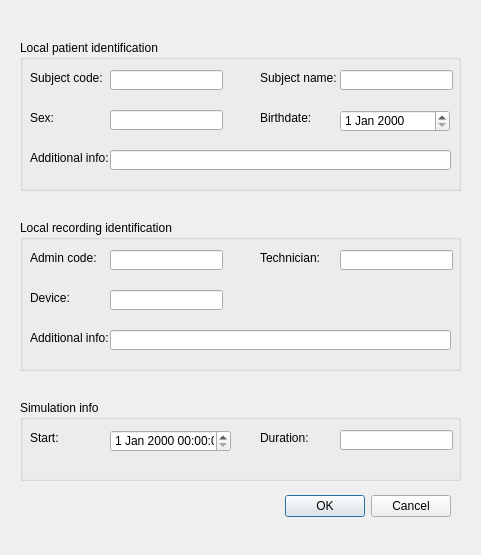
The window that prueba.ui (gastonashby/Servoglu) describes before a commit, drawn with Qt 5.
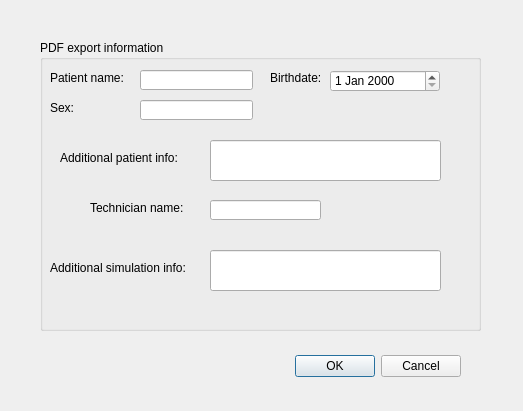
The same window after the commit.

```diff
--- a/prueba.ui
+++ b/prueba.ui
@@ -6,8 +6,8 @@
    <rect>
     <x>0</x>
     <y>0</y>
-    <width>481</width>
-    <height>555</height>
+    <width>523</width>
+    <height>411</height>
    </rect>
   </property>
   <property name="windowTitle">
@@ -19,8 +19,8 @@
   <widget class="QDialogButtonBox" name="buttonBox">
    <property name="geometry">
     <rect>
-     <x>110</x>
-     <y>490</y>
+     <x>120</x>
+     <y>350</y>
      <width>341</width>
      <height>32</height>
     </rect>
@@ -32,34 +32,36 @@
     <set>QDialogButtonBox::Cancel|QDialogButtonBox::Ok</set>
    </property>
   </widget>
-  <widget class="QLineEdit" name="subjectCodeInput">
+  <widget class="QGroupBox" name="groupBox">
    <property name="geometry">
     <rect>
-     <x>110</x>
-     <y>70</y>
-     <width>113</width>
-     <height>20</height>
+     <x>40</x>
+     <y>40</y>
+     <width>441</width>
+     <height>291</height>
     </rect>
    </property>
-  </widget>
-  <widget class="QLabel" name="label">
+   <property name="title">
+    <string>PDF export information</string>
+   </property>
+   <widget class="QLabel" name="label_7">
    <property name="geometry">
     <rect>
-     <x>30</x>
-     <y>70</y>
+      <x>10</x>
+      <y>30</y>
      <width>91</width>
      <height>16</height>
     </rect>
    </property>
    <property name="text">
-    <string>Subject code:</string>
-   </property>
-  </widget>
-  <widget class="QLineEdit" name="SexInput">
+     <string>Patient name:</string>
+    </property>
+   </widget>
+   <widget class="QLineEdit" name="subjectNameInput">
    <property name="geometry">
     <rect>
-     <x>110</x>
-     <y>110</y>
+      <x>100</x>
+      <y>30</y>
      <width>113</width>
      <height>20</height>
     </rect>
@@ -68,8 +70,8 @@
   <widget class="QLabel" name="label_2">
    <property name="geometry">
     <rect>
-     <x>30</x>
-     <y>110</y>
+      <x>10</x>
+      <y>60</y>
      <width>91</width>
      <height>16</height>
     </rect>
@@ -78,57 +80,31 @@
     <string>Sex:</string>
    </property>
   </widget>
+   <widget class="QLineEdit" name="SexInput">
+    <property name="geometry">
+     <rect>
+      <x>100</x>
+      <y>60</y>
+      <width>113</width>
+      <height>20</height>
+     </rect>
+    </property>
+   </widget>
   <widget class="QLineEdit" name="patientAdditionalInfoInput">
    <property name="geometry">
     <rect>
-     <x>110</x>
-     <y>150</y>
-     <width>341</width>
-     <height>20</height>
+      <x>170</x>
+      <y>100</y>
+      <width>231</width>
+      <height>41</height>
     </rect>
    </property>
   </widget>
-  <widget class="QLabel" name="label_3">
-   <property name="geometry">
-    <rect>
-     <x>30</x>
-     <y>150</y>
-     <width>91</width>
-     <height>16</height>
-    </rect>
-   </property>
-   <property name="text">
-    <string>Additional info:</string>
-   </property>
-  </widget>
-  <widget class="QLineEdit" name="subjectNameInput">
-   <property name="geometry">
-    <rect>
-     <x>340</x>
-     <y>70</y>
-     <width>113</width>
-     <height>20</height>
-    </rect>
-   </property>
-  </widget>
-  <widget class="QLabel" name="label_7">
-   <property name="geometry">
-    <rect>
-     <x>260</x>
-     <y>70</y>
-     <width>91</width>
-     <height>16</height>
-    </rect>
-   </property>
-   <property name="text">
-    <string>Subject name:</string>
-   </property>
-  </widget>
   <widget class="QLabel" name="label_8">
    <property name="geometry">
     <rect>
-     <x>260</x>
-     <y>110</y>
+      <x>230</x>
+      <y>30</y>
      <width>91</width>
      <height>16</height>
     </rect>
@@ -137,194 +113,76 @@
     <string>Birthdate:</string>
    </property>
   </widget>
-  <widget class="QLabel" name="label_4">
-   <property name="geometry">
-    <rect>
-     <x>30</x>
-     <y>330</y>
-     <width>91</width>
-     <height>16</height>
-    </rect>
-   </property>
-   <property name="text">
-    <string>Additional info:</string>
-   </property>
-  </widget>
-  <widget class="QLabel" name="label_5">
-   <property name="geometry">
-    <rect>
-     <x>30</x>
-     <y>290</y>
-     <width>91</width>
-     <height>16</height>
-    </rect>
-   </property>
-   <property name="text">
-    <string>Device:</string>
-   </property>
-  </widget>
-  <widget class="QLineEdit" name="technicianInput">
-   <property name="geometry">
-    <rect>
-     <x>340</x>
-     <y>250</y>
-     <width>113</width>
-     <height>20</height>
-    </rect>
-   </property>
-  </widget>
-  <widget class="QLineEdit" name="adminCodeInput">
-   <property name="geometry">
-    <rect>
-     <x>110</x>
-     <y>250</y>
-     <width>113</width>
-     <height>20</height>
-    </rect>
-   </property>
-  </widget>
-  <widget class="QLabel" name="label_6">
-   <property name="geometry">
-    <rect>
-     <x>30</x>
-     <y>250</y>
-     <width>91</width>
-     <height>16</height>
-    </rect>
-   </property>
-   <property name="text">
-    <string>Admin code:</string>
-   </property>
-  </widget>
-  <widget class="QLineEdit" name="recordingAdditionalInfoInput">
-   <property name="geometry">
-    <rect>
-     <x>110</x>
-     <y>330</y>
-     <width>341</width>
-     <height>20</height>
-    </rect>
-   </property>
-  </widget>
-  <widget class="QLabel" name="label_12">
-   <property name="geometry">
-    <rect>
-     <x>260</x>
-     <y>250</y>
-     <width>91</width>
-     <height>16</height>
-    </rect>
-   </property>
-   <property name="text">
-    <string>Technician:</string>
-   </property>
-  </widget>
-  <widget class="QLineEdit" name="deviceInput">
-   <property name="geometry">
-    <rect>
-     <x>110</x>
-     <y>290</y>
-     <width>113</width>
-     <height>20</height>
-    </rect>
-   </property>
-  </widget>
   <widget class="QDateEdit" name="birthdateInput">
    <property name="geometry">
     <rect>
-     <x>340</x>
-     <y>110</y>
+      <x>290</x>
+      <y>30</y>
      <width>110</width>
      <height>22</height>
     </rect>
    </property>
   </widget>
-  <widget class="QGroupBox" name="groupBox">
+   <widget class="QLabel" name="label_3">
    <property name="geometry">
     <rect>
      <x>20</x>
-     <y>40</y>
-     <width>441</width>
-     <height>151</height>
-    </rect>
-   </property>
-   <property name="title">
-    <string>Local patient identification</string>
-   </property>
-  </widget>
-  <widget class="QGroupBox" name="groupBox_2">
+      <y>110</y>
+      <width>131</width>
+      <height>16</height>
+     </rect>
+    </property>
+    <property name="text">
+     <string>Additional patient info:</string>
+    </property>
+   </widget>
+   <widget class="QLabel" name="label_4">
    <property name="geometry">
     <rect>
-     <x>20</x>
+      <x>10</x>
      <y>220</y>
-     <width>441</width>
-     <height>151</height>
-    </rect>
-   </property>
-   <property name="title">
-    <string>Local recording identification</string>
-   </property>
-  </widget>
-  <widget class="QGroupBox" name="groupBox_3">
+      <width>161</width>
+      <height>16</height>
+     </rect>
+    </property>
+    <property name="text">
+     <string>Additional simulation info:</string>
+    </property>
+   </widget>
+   <widget class="QLineEdit" name="recordingAdditionalInfoInput">
    <property name="geometry">
     <rect>
-     <x>20</x>
-     <y>400</y>
-     <width>441</width>
-     <height>81</height>
-    </rect>
-   </property>
-   <property name="title">
-    <string>Simulation info</string>
-   </property>
-   <widget class="QLineEdit" name="durationInput">
+      <x>170</x>
+      <y>210</y>
+      <width>231</width>
+      <height>41</height>
+     </rect>
+    </property>
+   </widget>
+   <widget class="QLabel" name="label_12">
+    <property name="geometry">
+     <rect>
+      <x>50</x>
+      <y>160</y>
+      <width>111</width>
+      <height>16</height>
+     </rect>
+    </property>
+    <property name="text">
+     <string>Technician name:</string>
+    </property>
+   </widget>
+   <widget class="QLineEdit" name="technicianInput">
     <property name="geometry">
      <rect>
-      <x>320</x>
-      <y>30</y>
-      <width>113</width>
+      <x>170</x>
+      <y>160</y>
+      <width>111</width>
       <height>20</height>
      </rect>
     </property>
    </widget>
-   <widget class="QDateTimeEdit" name="simulationStartInput">
-    <property name="geometry">
-     <rect>
-      <x>90</x>
-      <y>30</y>
-      <width>121</width>
-      <height>22</height>
-     </rect>
-    </property>
-   </widget>
-   <widget class="QLabel" name="label_14">
-    <property name="geometry">
-     <rect>
-      <x>10</x>
-      <y>30</y>
-      <width>91</width>
-      <height>16</height>
-     </rect>
-    </property>
-    <property name="text">
-     <string>Start:</string>
-    </property>
-   </widget>
-   <widget class="QLabel" name="label_16">
-    <property name="geometry">
-     <rect>
-      <x>240</x>
-      <y>30</y>
-      <width>91</width>
-      <height>16</height>
-     </rect>
-    </property>
-    <property name="text">
-     <string>Duration:</string>
-    </property>
-   </widget>
-  </widget>
-  <zorder>groupBox_3</zorder>
+  </widget>
   <zorder>groupBox</zorder>
   <zorder>groupBox_2</zorder>
   <zorder>buttonBox</zorder>
```
Left out of the diff: 27 changed lines with no effect on the pictures. Lines whose indentation alone changed are shown as unchanged.
